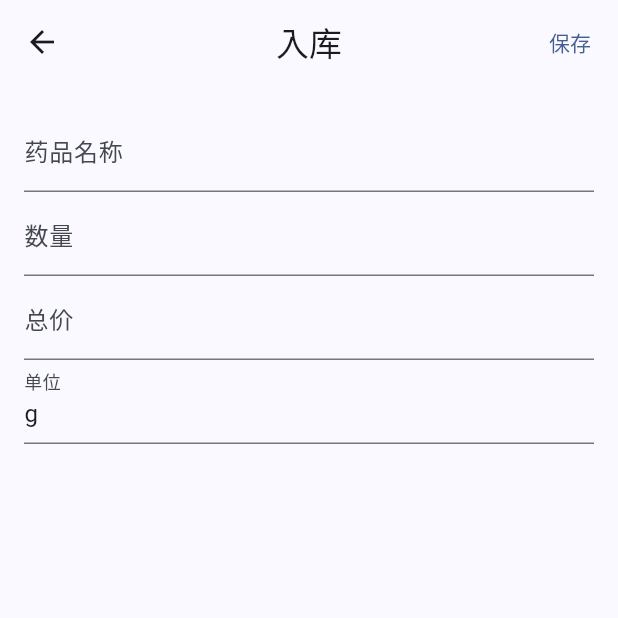
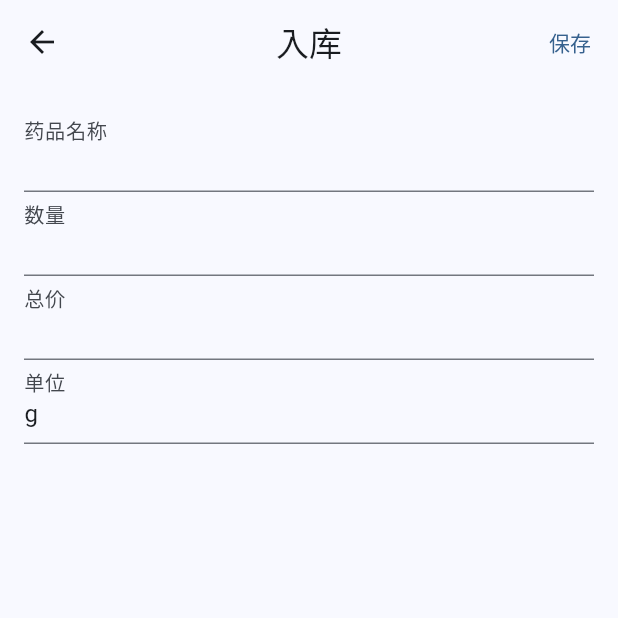
Before and after one commit to khhily/MediVaultApp, a Flutter app: the screen it shows after launch, after a tap on the "add" icon, on a phone screen of 412 x 824 dp, the top half of it. Run offline on Flutter 3.47's test engine with Material 3 defaults, Android fonts, the phone set to English and light mode, and no system bars; our stand-ins replace dio, get, hive, hive_flutter, jiffy, pull_to_refresh_flutter3 and 1 more; accounts and stored records are empty.

Commit message:
调整了一些细节

```diff
--- /dev/null
+++ b/lib/core/global_colors.dart
@@ -0,0 +1,5 @@
+import 'package:flutter/material.dart';
+
+abstract class GlobalColors {
+  static const primaryColor = Colors.blue;
+}
--- a/lib/main.dart
+++ b/lib/main.dart
@@ -1,5 +1,6 @@
 import 'package:flutter/material.dart';
 import 'package:get/get.dart';
+import 'package:medi_vault/core/global_colors.dart';
 import 'package:medi_vault/routes.dart';
 import 'package:medi_vault/services/service_init.dart';
 
@@ -25,7 +26,7 @@ class MyApp extends StatelessWidget {
       title: '库存记录',
       themeMode: ThemeMode.light,
       theme: ThemeData.from(
-        colorScheme: ColorScheme.fromSeed(seedColor: Colors.blueAccent),
+        colorScheme: ColorScheme.fromSeed(seedColor: GlobalColors.primaryColor),
       ),
     );
   }
--- a/lib/models/entity/medication_stock_record.dart
+++ b/lib/models/entity/medication_stock_record.dart
@@ -10,11 +10,13 @@ class MedicationStockRecord {
 
   final double quantity;
 
-  final double? unitPrice;
+  double? unitPrice;
 
-  final double? totalPrice;
+  double? totalPrice;
 
   final DateTime entryDate;
+
+  bool synced;
 
   MedicationStockRecord({
     required this.id,
@@ -24,6 +26,7 @@ class MedicationStockRecord {
     this.totalPrice,
     required this.entryDate,
     required this.operation,
+    this.synced = false,
   });
 
   factory MedicationStockRecord.fromJson(Map<String, Object?> map) {
@@ -39,6 +42,7 @@ class MedicationStockRecord {
       ).toLocal(),
       operation: indexToEnum(
           MedicationStockOperation.values, map['Operation'] as int)!,
+      synced: map['Synced'] == 0 ? false : true,
     );
   }
 
@@ -51,6 +55,7 @@ class MedicationStockRecord {
       "TotalPrice": totalPrice,
       "EntryDate": entryDate.millisecondsSinceEpoch,
       'Operation': operation.index,
+      "Synced": synced ? 1 : 0,
     };
   }
 }
--- a/lib/pages/history/history_page.controller.dart
+++ b/lib/pages/history/history_page.controller.dart
@@ -33,6 +33,7 @@ class HistoryPageController extends GetxController {
           resetFooterState: listService.hasMore.value);
     } catch (e) {
       refreshController.refreshFailed();
+      rethrow;
     }
   }
 
@@ -48,6 +49,7 @@ class HistoryPageController extends GetxController {
       }
     } catch (e) {
       refreshController.loadFailed();
+      rethrow;
     }
   }
 }
--- a/lib/pages/history/history_page.dart
+++ b/lib/pages/history/history_page.dart
@@ -14,7 +14,8 @@ class HistoryPage extends GetView<HistoryPageController> {
         title: const Text('操作记录'),
         centerTitle: true,
       ),
-      body: SmartRefresher(
+      body: Obx(
+        () => SmartRefresher(
           controller: controller.refreshController,
           physics: const BouncingScrollPhysics(),
           enablePullUp: true,
@@ -25,8 +26,7 @@ class HistoryPage extends GetView<HistoryPageController> {
           onLoading: () async {
             await controller.loadMore();
           },
-        child: Obx(
-          () => ListView.builder(
+          child: ListView.builder(
             itemBuilder: (ctx, index) {
               final item = controller.listService.items[index];
               return Container(
--- a/lib/pages/home/home_page.dart
+++ b/lib/pages/home/home_page.dart
@@ -1,7 +1,7 @@
 import 'package:flutter/cupertino.dart';
 import 'package:flutter/material.dart';
 import 'package:get/get.dart';
-import 'package:medi_vault/widgets/stock_list/stock_list.dart';
+import 'package:medi_vault/widgets/stock_item/stock_item.dart';
 import 'package:pull_to_refresh_flutter3/pull_to_refresh_flutter3.dart';
 
 import 'home_page.controller.dart';
@@ -30,7 +30,8 @@ class HomePage extends GetView<HomePageController> {
           ),
         ],
       ),
-      body: SmartRefresher(
+      body: Obx(
+        () => SmartRefresher(
           physics: const BouncingScrollPhysics(),
           enablePullDown: true,
           enablePullUp: true,
@@ -58,11 +59,36 @@ class HomePage extends GetView<HomePageController> {
             },
           ),
           controller: controller.refreshController,
-        child: MedicationStockList(
-          items: controller.listService.items,
-          onLongTap: (item) {
-            controller.showContextMenu(item, context);
+          child: ListView.separated(
+            separatorBuilder: (ctx, index) {
+              return Container(
+                height: 1,
+                width: Get.width,
+                decoration: const BoxDecoration(
+                  color: Colors.black12,
+                ),
+              );
             },
+            itemBuilder: (ctx, index) {
+              final item = controller.listService.items[index];
+              return MedicationStockListItem(
+                item: item,
+                index: index,
+                onTap: () {
+                  controller.showContextMenu(item, ctx);
+                },
+              );
+
+              // return MedicationStockList(
+              //   onTap: (item) {
+              //     controller.showContextMenu(item, context);
+              //   },
+              //   items: controller.listService.items,
+              //   itemsLength: controller.listService.items.length,
+              // );
+            },
+            itemCount: controller.listService.items.length,
+          ),
         ),
       ),
       floatingActionButton: FloatingActionButton(
--- a/lib/services/data_cache.service.dart
+++ b/lib/services/data_cache.service.dart
@@ -1,6 +1,5 @@
 import 'dart:async';
 
-import 'package:hive/hive.dart';
 import 'package:medi_vault/services/hive_cache.service.dart';
 
 class DataCacheService {
--- a/lib/services/global/db/table_create.dart
+++ b/lib/services/global/db/table_create.dart
@@ -14,7 +14,7 @@ CREATE TABLE Patients (
 const medicationStockTableCreateSql = '''
 CREATE TABLE MedicationStock (
     MedicationName TEXT PRIMARY KEY,
-    StockQuantity REAL NOT NULL CHECK (StockQuantity >= 0),
+    StockQuantity REAL NOT NULL,
     Unit TEXT NOT NULL, -- 如“片”、“瓶”等
     AveragePrice REAL NOT NULL CHECK (AveragePrice >= 0), -- 药品均价
     UpdateTime DATE NOT NULL DEFAULT CURRENT_DATE
@@ -31,6 +31,7 @@ CREATE TABLE MedicationStockRecord (
     TotalPrice REAL, -- 计算字段，记录总金额
     EntryDate DATE NOT NULL DEFAULT CURRENT_DATE, -- 入库日期
     Operation INTEGER NOT NULL, -- 操作类型
+    Synced BOOLEAN NOT NULL DEFAULT 0, -- 是否已经同步
     FOREIGN KEY (MedicationName) REFERENCES MedicationStock(MedicationName)
 );
 ''';
--- a/lib/services/global/global_service.dart
+++ b/lib/services/global/global_service.dart
@@ -1,6 +1,7 @@
 import 'package:get/get.dart';
 import 'package:dio/dio.dart';
 import 'package:medi_vault/models/entity/medication_stock_record.dart';
+import 'package:medi_vault/models/enum/medication_stock_operation.dart';
 import 'package:path/path.dart';
 import 'package:sqflite/sqflite.dart';
 import 'package:medi_vault/models/entity/medication_stock.dart';
--- a/lib/services/global/sqlite.service.dart
+++ b/lib/services/global/sqlite.service.dart
@@ -16,15 +16,13 @@ class SqliteService extends GetxService {
     final fileName = userId == null ? 'default.db' : '$userId.db';
     String path = join(databasePath, fileName);
 
-    await deleteDatabase(path);
+    // await deleteDatabase(path);
 
     _db = await openDatabase(path, version: 1, onCreate: (db, i) async {
       await db.execute(medicationStockTableCreateSql);
       await db.execute(medicationStockRecordsTableCreateSql);
     });
 
-    var tables = await _db!.rawQuery("SELECT name FROM sqlite_master WHERE type='table' AND name NOT LIKE 'sqlite_%';");
-
     return this;
   }
 }
--- a/lib/services/sync/data_sync.service.dart
+++ b/lib/services/sync/data_sync.service.dart
@@ -9,6 +9,7 @@ import '../global/global_service.dart';
 part 'medication_stock_record.sync.dart';
 
 part 'sync_base.dart';
+part 'sync_interface.dart';
 
 class DataSyncService {
   DataSyncService._();
--- a/lib/widgets/form_fields/app_text_form_field.dart
+++ b/lib/widgets/form_fields/app_text_form_field.dart
@@ -54,10 +54,17 @@ class AppTextFormField<T> extends FormField<T> {
               minLines: minLines,
               maxLines: maxLines,
               inputFormatters: inputFormatters,
-              decoration: (decoration ?? InputDecoration())
-                  .copyWith(labelText: label, errorText: field.errorText),
+              decoration: (decoration ?? const InputDecoration()).copyWith(
+                labelText: label,
+                errorText: field.errorText,
+                floatingLabelBehavior: FloatingLabelBehavior.always,
+                floatingLabelStyle: const TextStyle(
+                  fontSize: 18,
+                ),
+              ),
               onChanged: (value) {
-                T? v = stringToValue == null ? value as T? : stringToValue(value);
+                T? v =
+                    stringToValue == null ? value as T? : stringToValue(value);
                 field.didChange(v);
                 if (onChanged != null) {
                   onChanged(v);
@@ -75,7 +82,10 @@ class _AppFormFieldState<T> extends FormFieldState<T> {
   TextEditingController? _controller;
 
   TextEditingController get _effectiveController =>
-      (_controller ??= TextEditingController(text: widget.valueToString != null ? widget.valueToString!(widget.initialValue) : '${widget.initialValue}'));
+      (_controller ??= TextEditingController(
+          text: widget.valueToString != null
+              ? widget.valueToString!(widget.initialValue)
+              : '${widget.initialValue}'));
 
   @override
   AppTextFormField<T> get widget => super.widget as AppTextFormField<T>;
--- a/lib/widgets/stock_list/stock_item.dart
+++ b/lib/widgets/stock_item/stock_item.dart
@@ -5,11 +5,13 @@ import 'package:medi_vault/utils/number_utils.dart';
 
 class MedicationStockListItem extends StatelessWidget {
   final MedicationStock item;
+  final int index;
   final void Function()? onTap;
 
   const MedicationStockListItem({
     super.key,
     required this.item,
+    required this.index,
     this.onTap,
   });
 
```
Also changed, not shown: lib/pages/medication_stock/add_medication_stock_page.controller.dart (+5 -2 lines), lib/services/global/db/medication_stock_access.dart (+32 -4 lines), lib/services/global/db/medication_stock_record_access.dart (+49 -4 lines), lib/services/sync/medication_stock_record.sync.dart (+8 -2 lines), lib/services/sync/sync_base.dart (+12 -4 lines), lib/services/sync/sync_interface.dart (added, +11 -0 lines), lib/widgets/stock_list/stock_list.dart (deleted, +0 -47 lines). Lines whose indentation alone changed are shown as unchanged.
